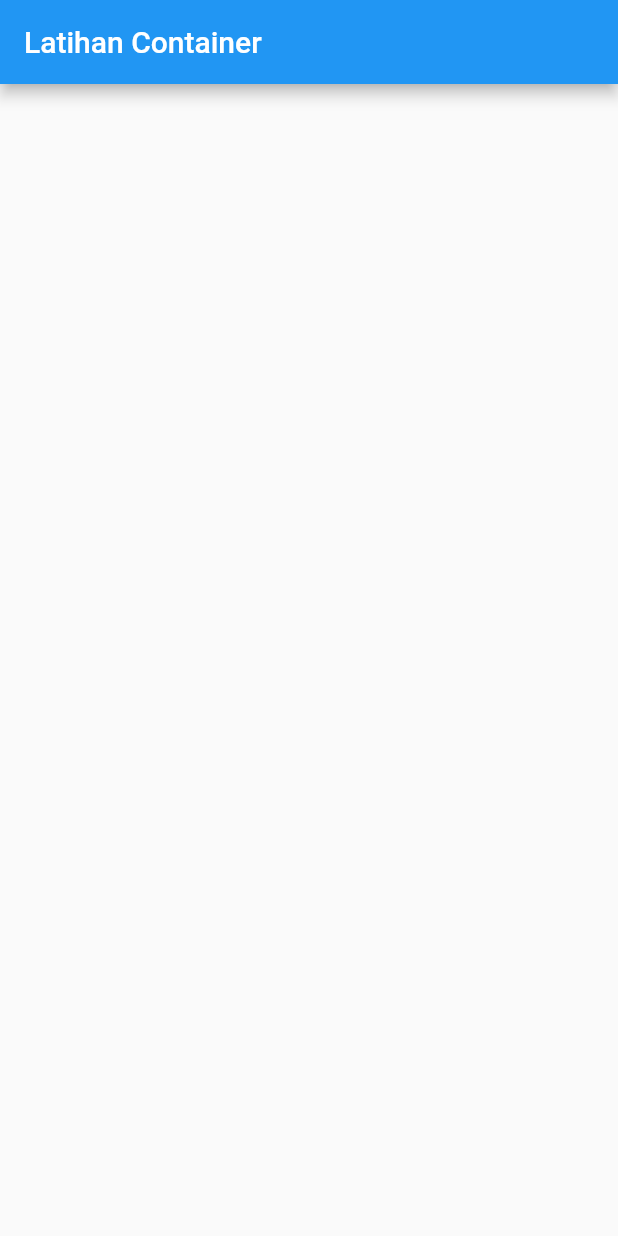
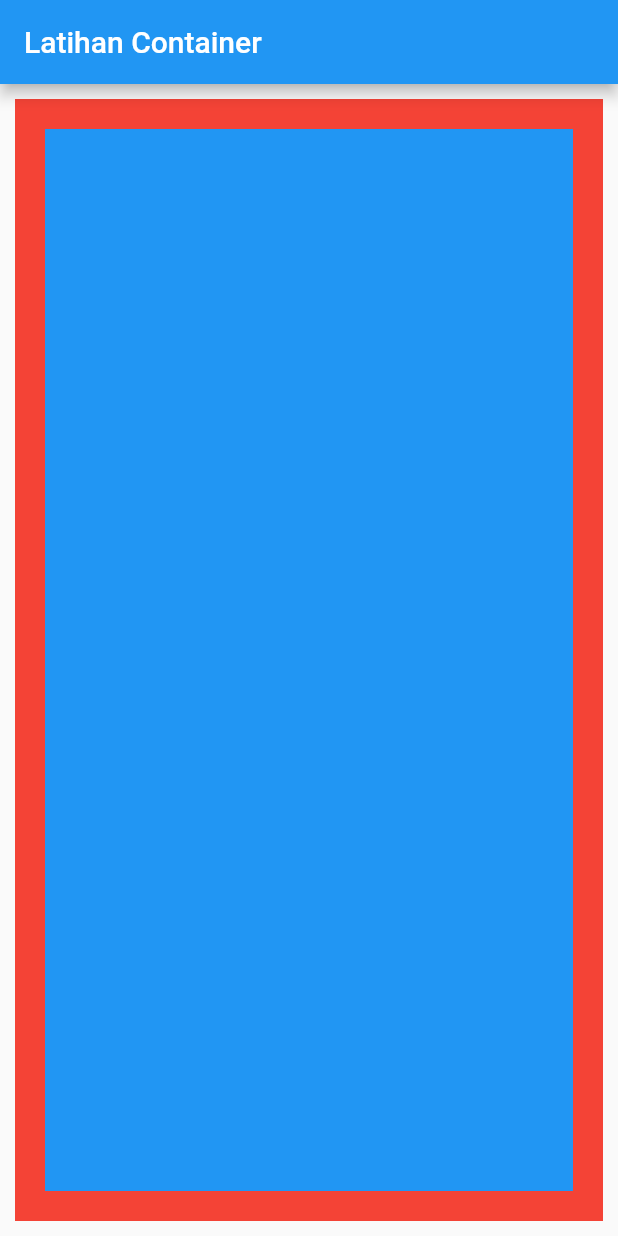
Before and after one commit to Rillwz/latihan_container, a Flutter app: the screen it shows after launch, on a phone screen of 412 x 824 dp. Run offline on Flutter 3.47's test engine with Material 2 defaults, Android fonts, the phone set to English and light mode, and no system bars.

Commit message:
padding & margin

```diff
--- a/lib/main.dart
+++ b/lib/main.dart
@@ -11,10 +11,18 @@ class MyApp extends StatelessWidget {
   Widget build(BuildContext context) {
     return MaterialApp(
       home: Scaffold(
-        appBar: AppBar(
-          title: Text('Latihan Container'),
-        ),
-      ),
+          appBar: AppBar(
+            title: Text('Latihan Container'),
+          ),
+          body: Container(
+            color: Colors.red,
+            margin: EdgeInsets.all(10),
+            padding: EdgeInsets.all(10),
+            child: Container(
+              margin: EdgeInsets.all(10),
+              color: Colors.blue,
+            ),
+          )),
     );
   }
 }
```
